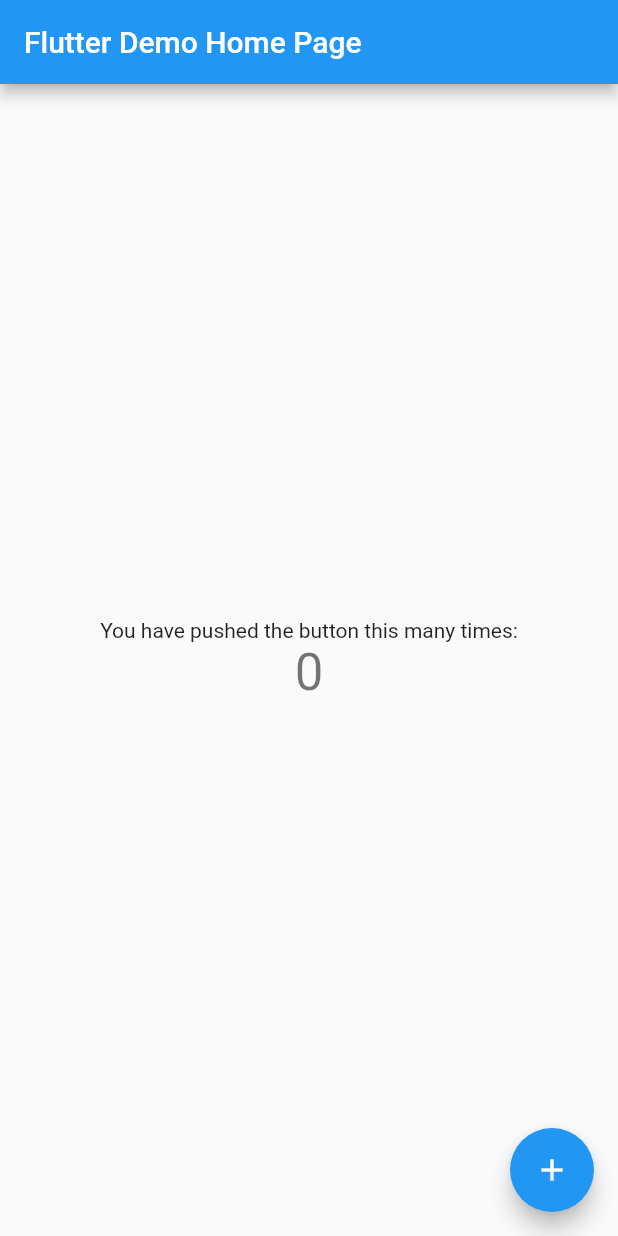
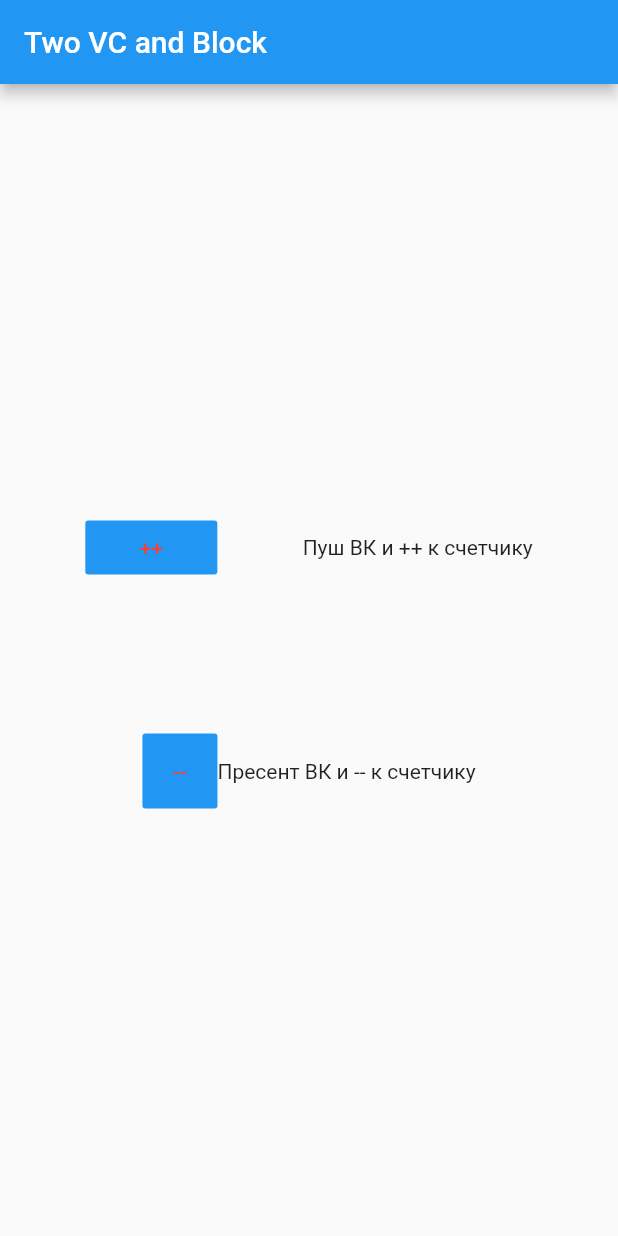
Before and after one commit to Hudihka/SupportFlutter, a Flutter app: the screen it shows after launch, on a phone screen of 412 x 824 dp. Run offline on Flutter 3.47's test engine with Material 2 defaults, Android fonts, the phone set to English and light mode, and no system bars.

Commit message:
создал первый экран

```diff
--- a/two_vc_and_block/lib/main.dart
+++ b/two_vc_and_block/lib/main.dart
@@ -11,40 +11,17 @@ class MyApp extends StatelessWidget {
     return MaterialApp(
       title: 'Flutter Demo',
       theme: ThemeData(
-        // This is the theme of your application.
-        //
-        // Try running your application with "flutter run". You'll see the
-        // application has a blue toolbar. Then, without quitting the app, try
-        // changing the primarySwatch below to Colors.green and then invoke
-        // "hot reload" (press "r" in the console where you ran "flutter run",
-        // or simply save your changes to "hot reload" in a Flutter IDE).
-        // Notice that the counter didn't reset back to zero; the application
-        // is not restarted.
         primarySwatch: Colors.blue,
-        // This makes the visual density adapt to the platform that you run
-        // the app on. For desktop platforms, the controls will be smaller and
-        // closer together (more dense) than on mobile platforms.
         visualDensity: VisualDensity.adaptivePlatformDensity,
       ),
-      home: MyHomePage(title: 'Flutter Demo Home Page'),
+      home: MyHomePage(title: 'Two VC and Block'),
     );
   }
 }
 
 class MyHomePage extends StatefulWidget {
   MyHomePage({Key key, this.title}) : super(key: key);
-
-  // This widget is the home page of your application. It is stateful, meaning
-  // that it has a State object (defined below) that contains fields that affect
-  // how it looks.
-
-  // This class is the configuration for the state. It holds the values (in this
-  // case the title) provided by the parent (in this case the App widget) and
-  // used by the build method of the State. Fields in a Widget subclass are
-  // always marked "final".
-
   final String title;
-
   @override
   _MyHomePageState createState() => _MyHomePageState();
 }
@@ -52,49 +29,71 @@ class MyHomePage extends StatefulWidget {
 class _MyHomePageState extends State<MyHomePage> {
   int _counter = 0;
 
+
+  @override
+  Widget build(BuildContext context) {
+    return Scaffold(
+      appBar: AppBar(
+        title: Text(widget.title),
+      ),
+      body: Center(
+        child: Column(
+          mainAxisAlignment: MainAxisAlignment.center,
+          children: <Widget>[
+
+
+            Row(
+              mainAxisAlignment: MainAxisAlignment.spaceEvenly,//весь контент разделен одинак расстоянием
+              children: <Widget>[
+              FlatButton(onPressed: (){
+
+              },
+              textColor: Colors.red,
+              color: Colors.blue,
+              child: Text("++",)),
+              Text('Пуш ВК и ++ к счетчику')
+            ]),
+            SizedBox(height: 100,),
+            Row(
+              mainAxisAlignment: MainAxisAlignment.center, //весь контент собран по центру
+              children: <Widget>[
+              FlatButton(onPressed: (){
+
+              },
+              minWidth: 50, //ширина кнопки
+              height: 50, //высота кнопки
+              color: Colors.blue,
+              textColor: Colors.red,
+              child: Text("--",)),
+              Text('Пресент ВК и -- к счетчику')
+            ]),
+          ],
+        ),
+      ),
+    );
+  }
+}
+
+
+/*
+class _MyHomePageState extends State<MyHomePage> {
+  int _counter = 0;
+
   void _incrementCounter() {
     setState(() {
-      // This call to setState tells the Flutter framework that something has
-      // changed in this State, which causes it to rerun the build method below
-      // so that the display can reflect the updated values. If we changed
-      // _counter without calling setState(), then the build method would not be
-      // called again, and so nothing would appear to happen.
       _counter++;
     });
   }
 
+
   @override
   Widget build(BuildContext context) {
-    // This method is rerun every time setState is called, for instance as done
-    // by the _incrementCounter method above.
-    //
-    // The Flutter framework has been optimized to make rerunning build methods
-    // fast, so that you can just rebuild anything that needs updating rather
-    // than having to individually change instances of widgets.
     return Scaffold(
       appBar: AppBar(
-        // Here we take the value from the MyHomePage object that was created by
-        // the App.build method, and use it to set our appbar title.
         title: Text(widget.title),
       ),
       body: Center(
-        // Center is a layout widget. It takes a single child and positions it
-        // in the middle of the parent.
         child: Column(
-          // Column is also a layout widget. It takes a list of children and
-          // arranges them vertically. By default, it sizes itself to fit its
-          // children horizontally, and tries to be as tall as its parent.
-          //
-          // Invoke "debug painting" (press "p" in the console, choose the
-          // "Toggle Debug Paint" action from the Flutter Inspector in Android
-          // Studio, or the "Toggle Debug Paint" command in Visual Studio Code)
-          // to see the wireframe for each widget.
-          //
-          // Column has various properties to control how it sizes itself and
-          // how it positions its children. Here we use mainAxisAlignment to
-          // center the children vertically; the main axis here is the vertical
-          // axis because Columns are vertical (the cross axis would be
-          // horizontal).
           mainAxisAlignment: MainAxisAlignment.center,
           children: <Widget>[
             Text(
@@ -111,7 +110,8 @@ class _MyHomePageState extends State<MyHomePage> {
         onPressed: _incrementCounter,
         tooltip: 'Increment',
         child: Icon(Icons.add),
-      ), // This trailing comma makes auto-formatting nicer for build methods.
+      ),
     );
   }
 }
+*/
```
